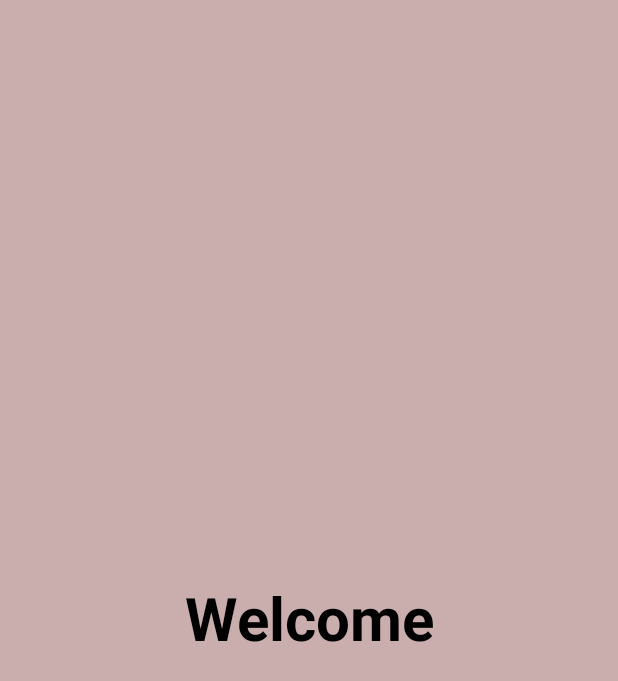
After one commit to gaddarkumar7447/Note-App, an Android app: the SplashActivity screen opened directly, with no data from a screen before it, on a phone screen of 412 x 824 dp. The commit adds this screen. Shown: the top 681 px of the screen. Run offline under Robolectric (Android 15) with nearby library versions, the phone set to English and light mode, and no system bars; 1 statement that could not run was skipped.

Commit message:
Add splash activity

```diff
--- a/app/build.gradle
+++ b/app/build.gradle
@@ -26,6 +26,9 @@ android {
         sourceCompatibility JavaVersion.VERSION_1_8
         targetCompatibility JavaVersion.VERSION_1_8
     }
+    buildFeatures {
+        viewBinding true
+    }
 }
 
 dependencies {
@@ -36,6 +39,8 @@ dependencies {
     implementation 'androidx.constraintlayout:constraintlayout:2.1.4'
     implementation 'com.google.firebase:firebase-auth:21.0.7'
     implementation 'com.google.firebase:firebase-firestore:24.2.2'
+    implementation 'androidx.navigation:navigation-fragment:2.5.1'
+    implementation 'androidx.navigation:navigation-ui:2.5.1'
     testImplementation 'junit:junit:4.13.2'
     androidTestImplementation 'androidx.test.ext:junit:1.1.3'
     androidTestImplementation 'androidx.test.espresso:espresso-core:3.4.0'
--- /dev/null
+++ b/app/src/main/java/com/example/noteapp/SplashActivity.java
@@ -0,0 +1,27 @@
+package com.example.noteapp;
+
+import androidx.appcompat.app.AppCompatActivity;
+
+import android.content.Intent;
+import android.os.Bundle;
+import android.os.Handler;
+
+public class SplashActivity extends AppCompatActivity {
+
+    @Override
+    protected void onCreate(Bundle savedInstanceState) {
+        super.onCreate(savedInstanceState);
+        getSupportActionBar().hide();
+        setContentView(R.layout.activity_splash);
+
+        final Intent i = new Intent(SplashActivity.this, MainActivity.class);
+        new Handler().postDelayed(new Runnable() {
+            @Override
+            public void run() {
+                startActivity(i);
+                finish();
+            }
+        },800);
+
+    }
+}
--- /dev/null
+++ b/app/src/main/res/drawable/ic_baseline_arrow_back_24.xml
@@ -0,0 +1,5 @@
+<vector android:autoMirrored="true" android:height="24dp"
+    android:tint="#000000" android:viewportHeight="24"
+    android:viewportWidth="24" android:width="24dp" xmlns:android="http://schemas.android.com/apk/res/android">
+    <path android:fillColor="@android:color/white" android:pathData="M20,11H7.83l5.59,-5.59L12,4l-8,8 8,8 1.41,-1.41L7.83,13H20v-2z"/>
+</vector>
--- /dev/null
+++ b/app/src/main/res/layout/activity_splash.xml
@@ -0,0 +1,21 @@
+<?xml version="1.0" encoding="utf-8"?>
+<LinearLayout xmlns:android="http://schemas.android.com/apk/res/android"
+    xmlns:app="http://schemas.android.com/apk/res-auto"
+    xmlns:tools="http://schemas.android.com/tools"
+    android:layout_width="match_parent"
+    android:layout_height="match_parent"
+    android:background="#CAADAD"
+    tools:context=".SplashActivity">
+
+
+        <TextView
+            android:layout_width="match_parent"
+            android:layout_height="wrap_content"
+            android:layout_gravity="center"
+            android:text="Welcome"
+            android:textAlignment="center"
+            android:textColor="@color/black"
+            android:textSize="40sp"
+            android:textStyle="bold" />
+
+</LinearLayout>
--- a/app/src/main/res/layout/notes_layout.xml
+++ b/app/src/main/res/layout/notes_layout.xml
@@ -2,7 +2,7 @@
 <RelativeLayout xmlns:android="http://schemas.android.com/apk/res/android"
     android:layout_width="match_parent"
     android:layout_height="wrap_content"
-    android:padding="10dp"
+    android:padding="7dp"
     xmlns:app="http://schemas.android.com/apk/res-auto">
 
     <androidx.cardview.widget.CardView
--- a/app/src/main/res/menu/menu.xml
+++ b/app/src/main/res/menu/menu.xml
@@ -6,5 +6,4 @@
    <item android:id="@+id/signUpG"
        android:title="SignUp">
    </item>
-
 </menu>
--- /dev/null
+++ b/app/src/main/res/values-land/dimens.xml
@@ -0,0 +1,3 @@
+<resources>
+    <dimen name="fab_margin">48dp</dimen>
+</resources>
--- /dev/null
+++ b/app/src/main/res/values-w1240dp/dimens.xml
@@ -0,0 +1,3 @@
+<resources>
+    <dimen name="fab_margin">200dp</dimen>
+</resources>
--- /dev/null
+++ b/app/src/main/res/values-w600dp/dimens.xml
@@ -0,0 +1,3 @@
+<resources>
+    <dimen name="fab_margin">48dp</dimen>
+</resources>
--- /dev/null
+++ b/app/src/main/res/values/dimens.xml
@@ -0,0 +1,3 @@
+<resources>
+    <dimen name="fab_margin">16dp</dimen>
+</resources>
```
Also changed, not shown: app/src/main/AndroidManifest.xml (+11 -4 lines), app/src/main/java/com/example/noteapp/NoteDetailsActivity.java (+12 -1 lines), app/src/main/res/layout/activity_note_details2.xml (+15 -4 lines), app/src/main/res/navigation/nav_graph.xml (added, +28 -0 lines), app/src/main/res/values/strings.xml (+9 -0 lines), app/src/main/res/values/themes.xml (+9 -0 lines).
